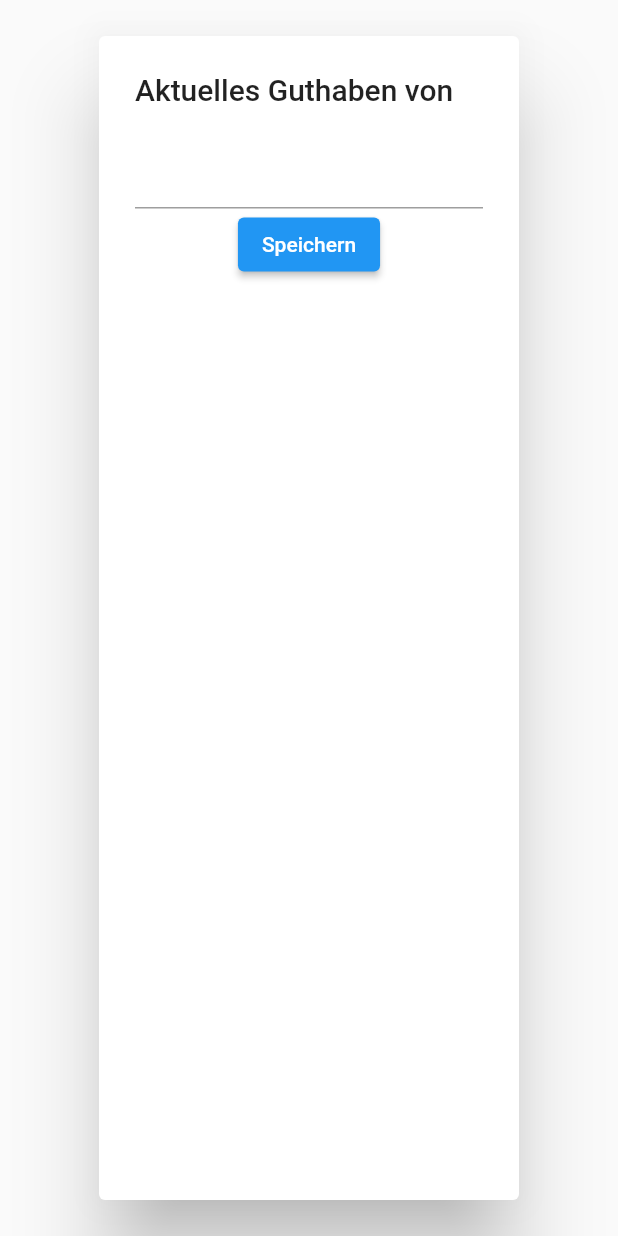
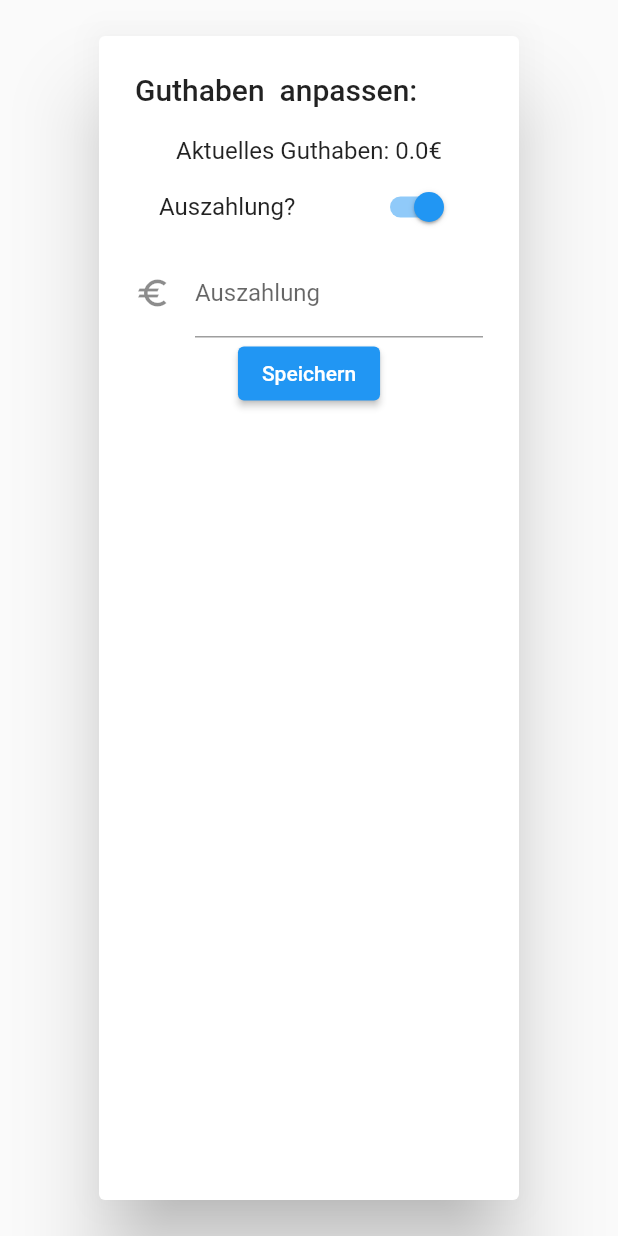
Before and after one commit to noell-dev/kiosk, a Flutter app: the EditBalanceOverlay widget shown alone on an empty page, opened directly with empty values, on a phone screen of 412 x 824 dp. Run offline on Flutter 3.47's test engine with Material 2 defaults, Android fonts, the phone set to English and light mode, and no system bars; our stand-ins replace sqflite; accounts and stored records are empty.

Commit message:
added Descriptive Texts on Inputs

```diff
--- a/lib/main.dart
+++ b/lib/main.dart
@@ -64,7 +64,7 @@ class _MyHomePageState extends State<MyHomePage> {
             ),
           ),
           Column(
-            mainAxisAlignment: MainAxisAlignment.center,
+            mainAxisAlignment: MainAxisAlignment.start,
             children: <Widget>[
               Container(
                 height: _height / 2,
--- a/lib/panels/Customers.dart
+++ b/lib/panels/Customers.dart
@@ -112,8 +112,12 @@ class _AddCustomersOverlayState extends State<AddCustomersOverlay> {
         key: _customerKey,
         child: Column(
           children: [
-            // ToDo: Add texts
             TextFormField(
+              decoration: InputDecoration(
+                icon: Icon(Icons.person),
+                hintText: 'Wie heißt der Kunde?',
+                labelText: 'Name',
+              ),
               onSaved: (String? value) {
                 Provider.of<CustomerListModel>(context, listen: false)
                     .addCustomer(Customer(value!, 0));
@@ -121,14 +125,13 @@ class _AddCustomersOverlayState extends State<AddCustomersOverlay> {
               },
               validator: (String? value) {
                 if (value?.isEmpty ?? false) {
-                  return "Bitte Text eingeben";
+                  return "Dieses Feld ist ein Pflichtfeld";
                 } else if (widget.customers.contains(value!)) {
-                  return "Kunde bereits vorhanden";
+                  return "Kunde ist bereits vorhanden";
                 }
                 return null;
               },
             ),
-
             ElevatedButton(
                 onPressed: () {
                   if (_customerKey.currentState?.validate() ?? false) {
@@ -157,32 +160,53 @@ class EditBalanceOverlay extends StatefulWidget {
 
 class _EditBalanceOverlayState extends State<EditBalanceOverlay> {
   final _balanceKey = GlobalKey<FormState>();
+  bool _einauszahlung = true;
 
   Widget build(BuildContext context) {
     return AlertDialog(
-      title: Text("Aktuelles Guthaben von ${widget.customer.name}"),
-      content: Form(
+      title: Text("Guthaben ${widget.customer.name} anpassen:"),
+      content: Column(
+        mainAxisAlignment: MainAxisAlignment.start,
+        children: [
+          Text(
+            "Aktuelles Guthaben: ${widget.customer.balance}€",
+            textAlign: TextAlign.left,
+          ),
+          SwitchListTile(
+              title: Text("Auszahlung?"),
+              value: _einauszahlung,
+              onChanged: (bool newValue) {
+                setState(() {
+                  _einauszahlung = newValue;
+                });
+              }),
+          Form(
             key: _balanceKey,
             child: Column(
               children: [
-            // ToDo: Add texts
                 TextFormField(
+                  decoration: InputDecoration(
+                    icon: Icon(Icons.euro),
+                    hintText: _einauszahlung
+                        ? 'Wieviel wurde Ausgezahlt?'
+                        : 'Wieviel wurde Eingezahlt?',
+                    labelText: _einauszahlung ? 'Auszahlung' : 'Einzahlung',
+                  ),
                   onSaved: (String? value) {
-                updateBalance(context,
-                    Customer(widget.customer.name, double.parse(value!)));
+                    updateBalance(context, widget.customer, _einauszahlung,
+                        double.parse(value!));
                     Navigator.of(context).pop();
                   },
                   validator: (String? value) {
                     if (value?.isEmpty ?? false) {
-                  return "Bitte eine Zahl eingeben";
+                      return "Dies ist ein Pflichtfeld.";
                     }
                     if (!isNumeric(value!)) {
-                  return "bitte eine Zahl eingeben";
+                      return "Dezimalzahlen mit Punkt getrennt.";
                     }
                     return null;
                   },
                 ),
-
                 ElevatedButton(
                     onPressed: () {
                       if (_balanceKey.currentState?.validate() ?? false) {
@@ -192,6 +216,8 @@ class _EditBalanceOverlayState extends State<EditBalanceOverlay> {
                     child: Text("Speichern"))
               ],
             ),
+          )
+        ],
       ),
     );
   }
```
Also changed, not shown: 3 other files. Lines whose indentation alone changed are shown as unchanged.
